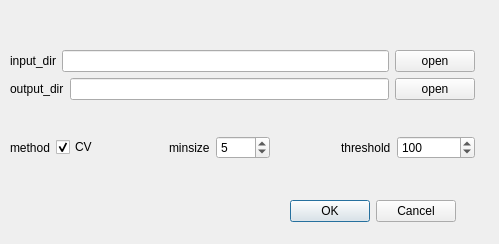
Above: ui/postProcess/removeSmallPolygon.ui from scrssys/SCRS_RS_AI before the change. Below: the same form after it.
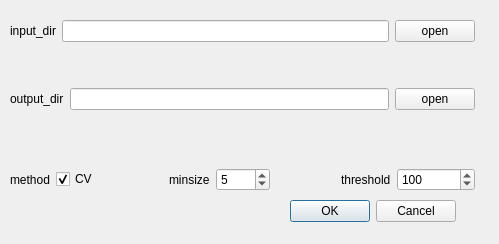
That is the form after the change.

Diff of the .ui file:
```diff
--- a/ui/postProcess/removeSmallPolygon.ui
+++ b/ui/postProcess/removeSmallPolygon.ui
@@ -29,7 +29,7 @@
     <set>QDialogButtonBox::Cancel|QDialogButtonBox::Ok</set>
    </property>
   </widget>
-  <widget class="QWidget" name="">
+  <widget class="QWidget" name="layoutWidget">
    <property name="geometry">
     <rect>
      <x>10</x>
@@ -62,6 +62,19 @@
         </item>
        </layout>
       </item>
+      <item>
+       <spacer name="verticalSpacer">
+        <property name="orientation">
+         <enum>Qt::Vertical</enum>
+        </property>
+        <property name="sizeHint" stdset="0">
+         <size>
+          <width>20</width>
+          <height>40</height>
+         </size>
+        </property>
+       </spacer>
+      </item>
       <item>
        <layout class="QHBoxLayout" name="horizontalLayout_3">
         <item>
@@ -85,6 +98,19 @@
       </item>
      </layout>
     </item>
+    <item>
+     <spacer name="verticalSpacer_2">
+      <property name="orientation">
+       <enum>Qt::Vertical</enum>
+      </property>
+      <property name="sizeHint" stdset="0">
+       <size>
+        <width>20</width>
+        <height>40</height>
+       </size>
+      </property>
+     </spacer>
+    </item>
     <item>
      <layout class="QHBoxLayout" name="horizontalLayout_6">
       <item>
```
Left out of the diff: 2 changed lines with no effect on the pictures.
